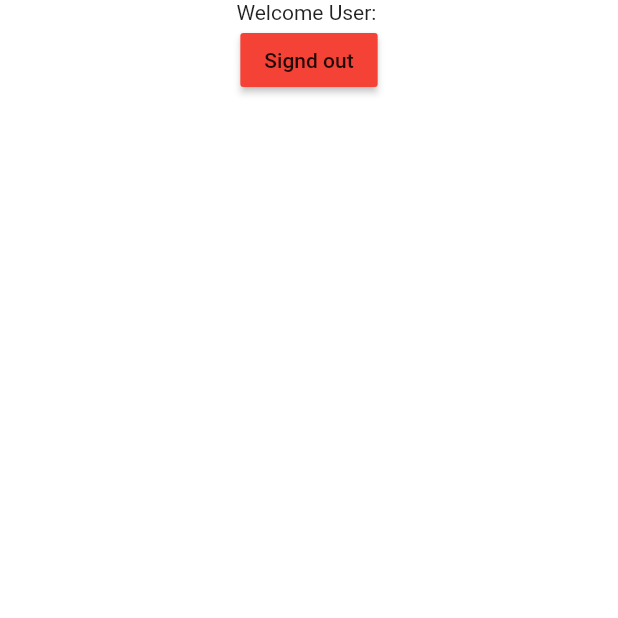
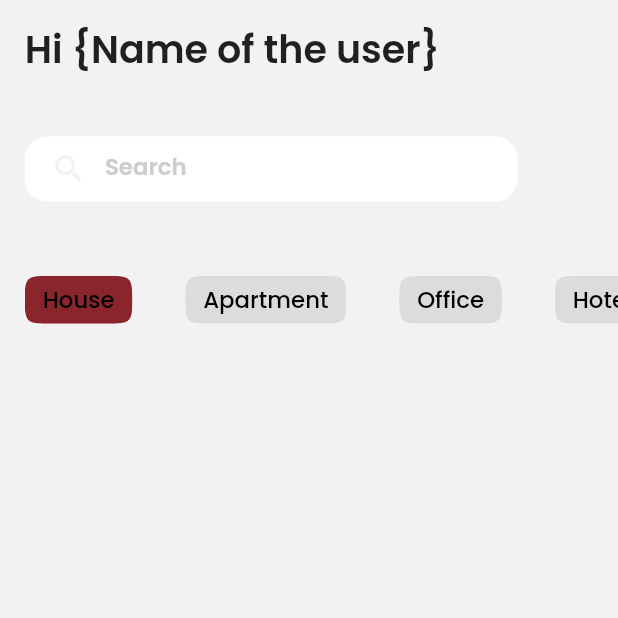
Before and after one commit to Murasaki-Vien/RentNaTeknoy-Mobile, a Flutter app: the screen it shows once a user with an empty profile is signed in, on a phone screen of 412 x 824 dp, the top half of it. Run offline on Flutter 3.47's test engine with Material 2 defaults, Android fonts, the phone set to English and light mode, and no system bars; our stand-ins replace firebase_auth, firebase_core, flutter_screenutil, flutter_svg, google_fonts; accounts and stored records are empty.

Commit message:
new commits

```diff
--- /dev/null
+++ b/lib/components/text_fields/search_bar.dart
@@ -0,0 +1,28 @@
+import 'package:flutter/material.dart';
+import 'package:flutter_screenutil/flutter_screenutil.dart';
+import 'package:rent_na_teknoy/constants/constant.dart';
+
+class SearchBarCustom extends StatelessWidget {
+  const SearchBarCustom({super.key});
+
+  @override
+  Widget build(BuildContext context) {
+    return Container(
+        alignment: AlignmentDirectional.center,
+        height: 43.h,
+        width: 299.w,
+        decoration: BoxDecoration(
+            color: customWhite,
+            borderRadius: BorderRadiusDirectional.circular(15)),
+        child: Padding(
+          padding: EdgeInsets.only(left: 5.w),
+          child: TextField(
+            decoration: InputDecoration(
+                border: InputBorder.none,
+                prefixIcon: Icon(Icons.search_rounded, color: customGrey),
+                hintStyle: hintStyle,
+                hintText: 'Search'),
+          ),
+        ));
+  }
+}
--- /dev/null
+++ b/lib/constants/constant.dart
@@ -0,0 +1,13 @@
+import 'package:flutter/material.dart';
+import 'package:flutter_screenutil/flutter_screenutil.dart';
+import 'package:google_fonts/google_fonts.dart';
+
+
+var customGrey = const Color(0xffF2F2F2);
+var customWhite = const Color(0xffFFFFFF);
+var customMaroon = const Color(0xff8A252C);
+
+var hintStyle = GoogleFonts.poppins(
+                fontWeight: FontWeight.w600,
+                fontSize: 15.sp,
+                color: const Color(0xffCDCDCD));
--- a/lib/logged_in_user/homepage/homepage.dart
+++ b/lib/logged_in_user/homepage/homepage.dart
@@ -1,36 +1,107 @@
 import 'package:firebase_auth/firebase_auth.dart';
 import 'package:flutter/material.dart';
-import 'package:rent_na_teknoy/landing_page/landing_page.dart';
+import 'package:flutter_screenutil/flutter_screenutil.dart';
+import 'package:google_fonts/google_fonts.dart';
+import 'package:rent_na_teknoy/components/buttons/main_categ_buttons.dart';
+import 'package:rent_na_teknoy/components/text_fields/search_bar.dart';
+import 'package:rent_na_teknoy/constants/constant.dart';
 
-class Homepage extends StatelessWidget {
-  Homepage({super.key});
+class Homepage extends StatefulWidget {
+  const Homepage({super.key});
 
+  @override
+  State<Homepage> createState() => _HomepageState();
+}
+
+class _HomepageState extends State<Homepage> {
   final user = FirebaseAuth.instance.currentUser!;
+  int? value = 0;
+  bool val = false;
 
+  final List category = ['House', 'Apartment', 'Office', 'Hotel'];
   @override
   Widget build(BuildContext context) {
     return Scaffold(
-        backgroundColor: Colors.white,
-        body: SafeArea(
+        backgroundColor: customGrey,
+        body: SingleChildScrollView(
+          child: SafeArea(
               child: Center(
             child: Column(
               children: [
+                SizedBox(
+                  child: Padding(
+                    padding: EdgeInsets.fromLTRB(15.w, 14.h, 0.w, 0.h),
+                    child: Column(
+                      children: [
+                        Row(
+                          children: [
                             Text(
-                'Welcome User: ${user.email}',
+                              "Hi {Name of the user}",
+                              style: GoogleFonts.poppins(
+                                  fontSize: 25.sp, fontWeight: FontWeight.w600),
                             ),
-              MaterialButton(
-                onPressed: () {
-                  FirebaseAuth.instance.signOut();
-                  Navigator.pushReplacement(context, MaterialPageRoute(builder: (context) => const LandingPage()));
-                },
-                color : Colors.red,
-                child : const Text('Signd out'),
-
-              )
                           ],
                         ),
+                        SizedBox(
+                          height: 38.h,
+                        ),
+                        //search Bar
+                        const Row(
+                          children: [SearchBarCustom()],
+                        ),
+                        //end of search bar
+                      ],
+                    ),
+                  ),
+                ),
+                SizedBox(
+                  height: 45.h,
+                ),
+
+                //category
+                Padding(
+                  padding: EdgeInsets.only(left: 15.w),
+                  child: SizedBox(
+                    height: 39.h,
+                    child: ListView.builder(
+                      scrollDirection: Axis.horizontal,
+                      itemCount: category.length,
+                      itemBuilder: (context, index) {
+                        return Padding(
+                          padding: EdgeInsets.only(right: 32.w),
+                          child: ChoiceChip(
+                            label: Text(
+                              category[index],
+                              style: GoogleFonts.poppins(
+                                  color: Colors.black,
+                                  fontSize: 15.sp,
+                                  fontWeight: FontWeight.w500),
+                            ),
+                            selected: value == index,
+                            selectedColor: customMaroon,
+                            onSelected: (val) {
+                              setState(() {
+                                print(category[index]);
+                                value = val ? index : null;
+                              });
+                            },
+                            shape: ContinuousRectangleBorder(
+                                borderRadius:
+                                    BorderRadiusDirectional.circular(20)),
+                          ),
+                        );
+                        // MainCategoryButtons(
+                        //   category: category[index],
+                        //   categIndex : category.indexOf(category[index]),
+                        // );
+                      },
+                    ),
+                  ),
                 )
-      )
-    );
+                //end of category
+              ],
+            ),
+          )),
+        ));
   }
 }
```
Also changed, not shown: lib/components/buttons/main_categ_buttons.dart (added, +53 -0 lines), lib/components/text_fields/email_username.dart (+2 -5 lines), lib/components/text_fields/password.dart (+2 -5 lines). Lines whose indentation alone changed are shown as unchanged.
